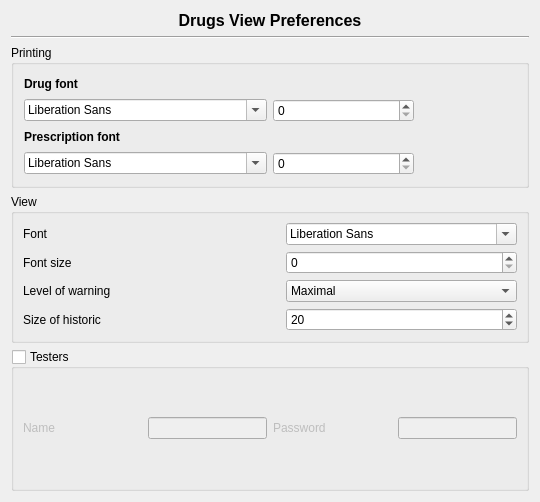
This is plugins/drugsplugin/drugspreferences/drugsviewoptionspage.ui in FreeHealth/freehealth as Qt 5 draws it before an edit. The edited form follows.
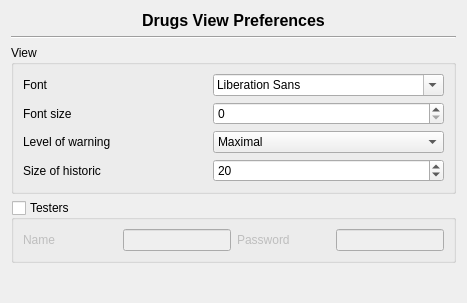
This is the edited form.

```diff
--- a/plugins/drugsplugin/drugspreferences/drugsviewoptionspage.ui
+++ b/plugins/drugsplugin/drugspreferences/drugsviewoptionspage.ui
@@ -6,8 +6,8 @@
    <rect>
     <x>0</x>
     <y>0</y>
-    <width>540</width>
-    <height>502</height>
+    <width>467</width>
+    <height>303</height>
    </rect>
   </property>
   <property name="windowTitle">
@@ -44,59 +44,14 @@
      </property>
     </widget>
    </item>
-   <item row="4" column="0">
-    <widget class="QGroupBox" name="testerBox">
-     <property name="title">
-      <string>Testers</string>
-     </property>
-     <property name="checkable">
-      <bool>true</bool>
-     </property>
-     <property name="checked">
-      <bool>false</bool>
-     </property>
-     <layout class="QGridLayout" name="gridLayout_3">
-      <item row="0" column="0">
-       <widget class="QLabel" name="label_2">
-        <property name="sizePolicy">
-         <sizepolicy hsizetype="Expanding" vsizetype="Preferred">
-          <horstretch>0</horstretch>
-          <verstretch>0</verstretch>
-         </sizepolicy>
-        </property>
-        <property name="text">
-         <string>Name</string>
-        </property>
-       </widget>
-      </item>
-      <item row="0" column="1">
-       <widget class="QLineEdit" name="userNameEdit"/>
-      </item>
-      <item row="0" column="2">
-       <widget class="QLabel" name="label_3">
-        <property name="sizePolicy">
-         <sizepolicy hsizetype="Expanding" vsizetype="Preferred">
-          <horstretch>0</horstretch>
-          <verstretch>0</verstretch>
-         </sizepolicy>
-        </property>
-        <property name="text">
-         <string>Password</string>
-        </property>
-       </widget>
-      </item>
-      <item row="0" column="3">
-       <widget class="QLineEdit" name="userPasswordEdit">
-        <property name="enabled">
-         <bool>false</bool>
-        </property>
-       </widget>
-      </item>
-     </layout>
-    </widget>
-   </item>
-   <item row="3" column="0">
+   <item row="2" column="0">
     <widget class="QGroupBox" name="groupBox_2">
+     <property name="sizePolicy">
+      <sizepolicy hsizetype="Preferred" vsizetype="Preferred">
+       <horstretch>0</horstretch>
+       <verstretch>0</verstretch>
+      </sizepolicy>
+     </property>
      <property name="title">
       <string>View</string>
      </property>
@@ -123,7 +78,7 @@
       <item row="2" column="1">
        <widget class="QSpinBox" name="viewFontSizeSpin">
         <property name="sizePolicy">
-         <sizepolicy hsizetype="Minimum" vsizetype="Minimum">
+         <sizepolicy hsizetype="Minimum" vsizetype="Preferred">
           <horstretch>0</horstretch>
           <verstretch>0</verstretch>
          </sizepolicy>
@@ -145,6 +100,12 @@
       </item>
       <item row="3" column="1">
        <widget class="QComboBox" name="levelOfWarningCombo">
+        <property name="sizePolicy">
+         <sizepolicy hsizetype="Preferred" vsizetype="Preferred">
+          <horstretch>0</horstretch>
+          <verstretch>0</verstretch>
+         </sizepolicy>
+        </property>
         <item>
          <property name="text">
           <string>Maximal</string>
@@ -165,7 +126,7 @@
       <item row="1" column="1">
        <widget class="QFontComboBox" name="viewFontCombo">
         <property name="sizePolicy">
-         <sizepolicy hsizetype="Minimum" vsizetype="Fixed">
+         <sizepolicy hsizetype="Minimum" vsizetype="Preferred">
           <horstretch>0</horstretch>
           <verstretch>0</verstretch>
          </sizepolicy>
@@ -206,6 +167,12 @@
       </item>
       <item row="4" column="1">
        <widget class="QSpinBox" name="historicSizeSpin">
+        <property name="sizePolicy">
+         <sizepolicy hsizetype="Minimum" vsizetype="Preferred">
+          <horstretch>0</horstretch>
+          <verstretch>0</verstretch>
+         </sizepolicy>
+        </property>
         <property name="value">
          <number>20</number>
         </property>
@@ -214,256 +181,70 @@
      </layout>
     </widget>
    </item>
-   <item row="2" column="0">
-    <widget class="QGroupBox" name="groupBox_3">
+   <item row="3" column="0">
+    <widget class="QGroupBox" name="testerBox">
      <property name="title">
-      <string>Printing</string>
+      <string>Testers</string>
      </property>
-     <layout class="QGridLayout" name="gridLayout_9">
-      <property name="margin">
-       <number>10</number>
-      </property>
-      <item row="2" column="1">
-       <widget class="QLabel" name="label_11">
-        <property name="font">
-         <font>
-          <weight>75</weight>
-          <bold>true</bold>
-         </font>
+     <property name="checkable">
+      <bool>true</bool>
+     </property>
+     <property name="checked">
+      <bool>false</bool>
+     </property>
+     <layout class="QGridLayout" name="gridLayout_3">
+      <item row="0" column="0">
+       <widget class="QLabel" name="label_2">
+        <property name="sizePolicy">
+         <sizepolicy hsizetype="Expanding" vsizetype="Preferred">
+          <horstretch>0</horstretch>
+          <verstretch>0</verstretch>
+         </sizepolicy>
         </property>
         <property name="text">
-         <string>Drug font</string>
+         <string>Name</string>
         </property>
        </widget>
       </item>
-      <item row="4" column="1">
-       <widget class="QLabel" name="label_12">
-        <property name="font">
-         <font>
-          <weight>75</weight>
-          <bold>true</bold>
-         </font>
+      <item row="0" column="1">
+       <widget class="QLineEdit" name="userNameEdit"/>
+      </item>
+      <item row="0" column="2">
+       <widget class="QLabel" name="label_3">
+        <property name="sizePolicy">
+         <sizepolicy hsizetype="Expanding" vsizetype="Preferred">
+          <horstretch>0</horstretch>
+          <verstretch>0</verstretch>
+         </sizepolicy>
         </property>
         <property name="text">
-         <string>Prescription font</string>
+         <string>Password</string>
         </property>
        </widget>
       </item>
-      <item row="3" column="1">
-       <widget class="QFontComboBox" name="drugFontCombo"/>
-      </item>
-      <item row="3" column="2">
-       <layout class="QHBoxLayout" name="horizontalLayout_4">
-        <property name="spacing">
-         <number>12</number>
+      <item row="0" column="3">
+       <widget class="QLineEdit" name="userPasswordEdit">
+        <property name="enabled">
+         <bool>false</bool>
         </property>
-        <item>
-         <widget class="QSpinBox" name="drugFontSizeSpin"/>
-        </item>
-        <item>
-         <widget class="QPushButton" name="drugBoldButton">
-          <property name="sizePolicy">
-           <sizepolicy hsizetype="Minimum" vsizetype="Minimum">
-            <horstretch>0</horstretch>
-            <verstretch>0</verstretch>
-           </sizepolicy>
-          </property>
-          <property name="minimumSize">
-           <size>
-            <width>22</width>
-            <height>22</height>
-           </size>
-          </property>
-          <property name="maximumSize">
-           <size>
-            <width>22</width>
-            <height>22</height>
-           </size>
-          </property>
-          <property name="text">
-           <string/>
-          </property>
-          <property name="checkable">
-           <bool>true</bool>
-          </property>
-          <property name="flat">
-           <bool>true</bool>
-          </property>
-         </widget>
-        </item>
-        <item>
-         <widget class="QPushButton" name="drugUnderlineButton">
-          <property name="sizePolicy">
-           <sizepolicy hsizetype="Minimum" vsizetype="Minimum">
-            <horstretch>0</horstretch>
-            <verstretch>0</verstretch>
-           </sizepolicy>
-          </property>
-          <property name="minimumSize">
-           <size>
-            <width>22</width>
-            <height>22</height>
-           </size>
-          </property>
-          <property name="maximumSize">
-           <size>
-            <width>22</width>
-            <height>22</height>
-           </size>
-          </property>
-          <property name="text">
-           <string/>
-          </property>
-          <property name="checkable">
-           <bool>true</bool>
-          </property>
-          <property name="flat">
-           <bool>true</bool>
-          </property>
-         </widget>
-        </item>
-        <item>
-         <widget class="QPushButton" name="drugItalicButton">
-          <property name="sizePolicy">
-           <sizepolicy hsizetype="Minimum" vsizetype="Minimum">
-            <horstretch>0</horstretch>
-            <verstretch>0</verstretch>
-           </sizepolicy>
-          </property>
-          <property name="minimumSize">
-           <size>
-            <width>22</width>
-            <height>22</height>
-           </size>
-          </property>
-          <property name="maximumSize">
-           <size>
-            <width>22</width>
-            <height>22</height>
-           </size>
-          </property>
-          <property name="text">
-           <string/>
-          </property>
-          <property name="checkable">
-           <bool>true</bool>
-          </property>
-          <property name="flat">
-           <bool>true</bool>
-          </property>
-         </widget>
-        </item>
-       </layout>
-      </item>
-      <item row="5" column="1">
-       <widget class="QFontComboBox" name="prescriptionFontCombo"/>
-      </item>
-      <item row="5" column="2">
-       <layout class="QHBoxLayout" name="horizontalLayout_5">
-        <property name="spacing">
-         <number>12</number>
-        </property>
-        <item>
-         <widget class="QSpinBox" name="prescriptionFontSizeSpin"/>
-        </item>
-        <item>
-         <widget class="QPushButton" name="prescrBoldButton">
-          <property name="sizePolicy">
-           <sizepolicy hsizetype="Minimum" vsizetype="Minimum">
-            <horstretch>0</horstretch>
-            <verstretch>0</verstretch>
-           </sizepolicy>
-          </property>
-          <property name="minimumSize">
-           <size>
-            <width>22</width>
-            <height>22</height>
-           </size>
-          </property>
-          <property name="maximumSize">
-           <size>
-            <width>22</width>
-            <height>22</height>
-           </size>
-          </property>
-          <property name="text">
-           <string/>
-          </property>
-          <property name="checkable">
-           <bool>true</bool>
-          </property>
-          <property name="flat">
-           <bool>true</bool>
-          </property>
-         </widget>
-        </item>
-        <item>
-         <widget class="QPushButton" name="prescrUnderlineButton">
-          <property name="sizePolicy">
-           <sizepolicy hsizetype="Minimum" vsizetype="Minimum">
-            <horstretch>0</horstretch>
-            <verstretch>0</verstretch>
-           </sizepolicy>
-          </property>
-          <property name="minimumSize">
-           <size>
-            <width>22</width>
-            <height>22</height>
-           </size>
-          </property>
-          <property name="maximumSize">
-           <size>
-            <width>22</width>
-            <height>22</height>
-           </size>
-          </property>
-          <property name="text">
-           <string/>
-          </property>
-          <property name="checkable">
-           <bool>true</bool>
-          </property>
-          <property name="flat">
-           <bool>true</bool>
-          </property>
-         </widget>
-        </item>
-        <item>
-         <widget class="QPushButton" name="prescrItalicButton">
-          <property name="sizePolicy">
-           <sizepolicy hsizetype="Minimum" vsizetype="Minimum">
-            <horstretch>0</horstretch>
-            <verstretch>0</verstretch>
-           </sizepolicy>
-          </property>
-          <property name="minimumSize">
-           <size>
-            <width>22</width>
-            <height>22</height>
-           </size>
-          </property>
-          <property name="maximumSize">
-           <size>
-            <width>22</width>
-            <height>22</height>
-           </size>
-          </property>
-          <property name="text">
-           <string/>
-          </property>
-          <property name="checkable">
-           <bool>true</bool>
-          </property>
-          <property name="flat">
-           <bool>true</bool>
-          </property>
-         </widget>
-        </item>
-       </layout>
+       </widget>
       </item>
      </layout>
     </widget>
    </item>
+   <item row="4" column="0">
+    <spacer name="verticalSpacer">
+     <property name="orientation">
+      <enum>Qt::Vertical</enum>
+     </property>
+     <property name="sizeHint" stdset="0">
+      <size>
+       <width>20</width>
+       <height>40</height>
+      </size>
+     </property>
+    </spacer>
+   </item>
   </layout>
  </widget>
  <resources/>
```
